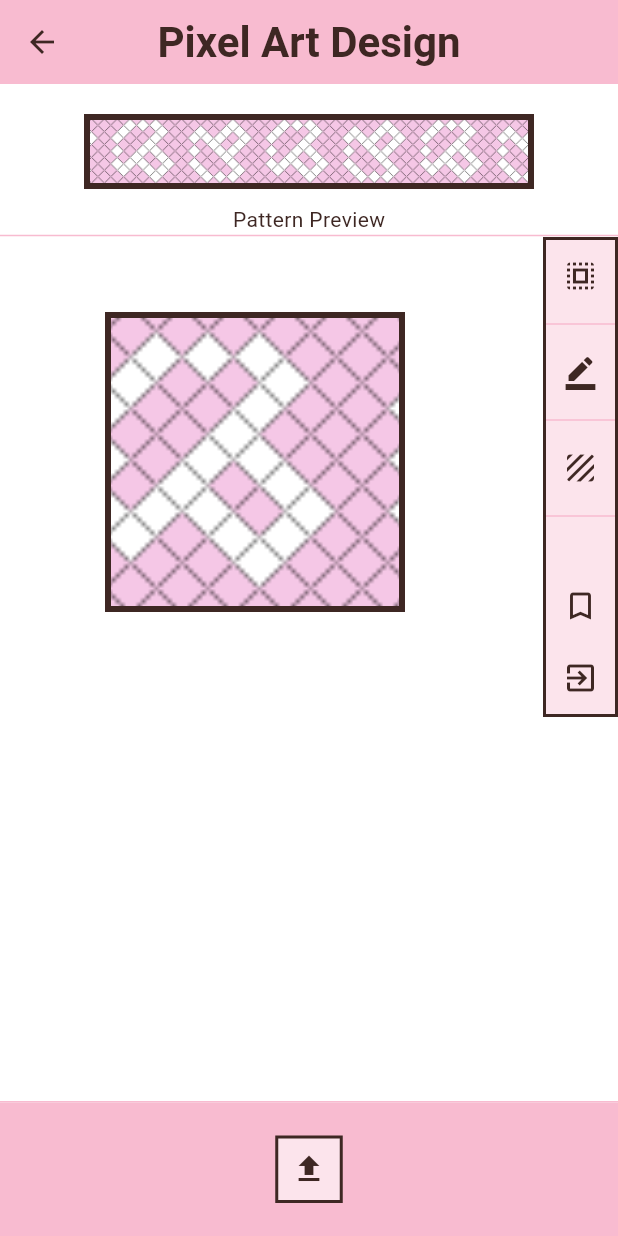
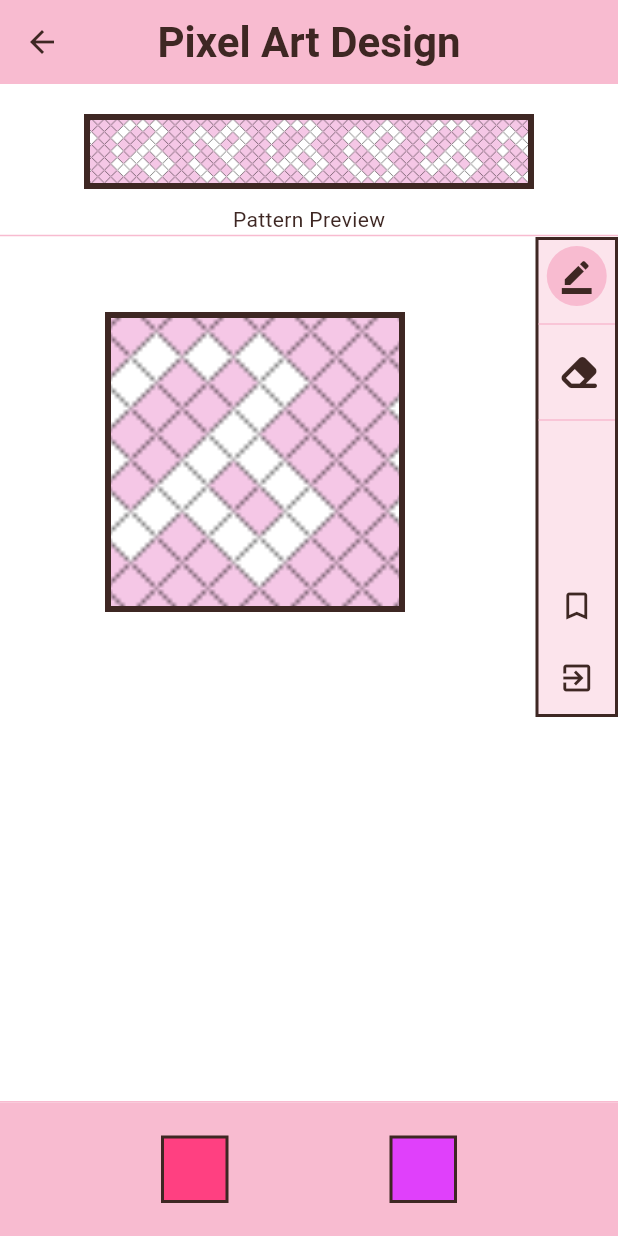
Before and after one commit to rmohl/Knot, a Flutter app: the PixelArtPage screen opened directly with empty values, on a phone screen of 412 x 824 dp. Run offline on Flutter 3.47's test engine with Material 3 defaults, Android fonts, the light colour scheme and no system bars; our stand-ins replace font_awesome_flutter.

Commit message:
Selectable tools in toolbar

```diff
--- a/lib/PixelArtPage.dart
+++ b/lib/PixelArtPage.dart
@@ -2,39 +2,54 @@ import 'package:flutter/material.dart';
 import 'package:provider/provider.dart';
 import 'Design.dart';
 import 'DesignListProvider.dart';
+import 'package:font_awesome_flutter/font_awesome_flutter.dart';
 
-class PixelArtPage extends StatelessWidget {
+class PixelArtPage extends StatefulWidget {
   final ThemeData theme;
 
   PixelArtPage({super.key, required this.theme});
 
   @override
+  _PixelArtPageState createState() => _PixelArtPageState();
+}
+
+class _PixelArtPageState extends State<PixelArtPage> {
+  int _selectedTool = 0;
+
+  @override
+  void initState() {
+    super.initState();
+    _selectedTool = 0;
+  }
+
   Widget build(BuildContext context) {
     final designListProvider = Provider.of<DesignListProvider>(context);
     return Scaffold(
+      /// App Bar
       appBar: AppBar(
-        backgroundColor: theme.primaryColor,
-        iconTheme: IconThemeData(color: theme.primaryColorDark),
+        backgroundColor: widget.theme.primaryColor,
+        iconTheme: IconThemeData(color: widget.theme.primaryColorDark),
         centerTitle: true,
-        title: Text('Pixel Art Design', style: theme.textTheme.displaySmall),
+        title: Text('Pixel Art Design', style: widget.theme.textTheme.displaySmall),
       ),
       body: Column(
         children: [
           Padding(
             padding: const EdgeInsets.only(top: 20.0, bottom: 10.0), // Adjust the top padding as needed
             child: Center(
+              /// Pattern Preview
               child: Container(
                 width: 300, // Adjust width as needed
                 height: 50, // Adjust height as needed
                 decoration: BoxDecoration(
-                  color: theme.primaryColorLight,
+                  color: widget.theme.primaryColorLight,
                   image: const DecorationImage(
                     image: AssetImage("assets/bracelet.png"), //NetworkImage('https://flutter.github.io/assets-for-api-docs/assets/widgets/owl-2.jpg'),
                     fit: BoxFit.cover,
                   ),
                   border: Border.all(
                     width: 4,
-                    color: theme.primaryColorDark
+                    color: widget.theme.primaryColorDark
                   ),
                 ),
               ),
@@ -43,71 +58,100 @@ class PixelArtPage extends StatelessWidget {
           Center(
             child: Text(
               'Pattern Preview', // Your text goes here
-              style: theme.textTheme.bodyMedium, // Adjust font size as needed
+              style: widget.theme.textTheme.bodyMedium, // Adjust font size as needed
             ),
           ),
-          Divider(color: theme.primaryColor, height: 2, endIndent: 0),
+          Divider(color: widget.theme.primaryColor, height: 2, endIndent: 0),
           Row(
             children: [
               Padding(
                 padding: const EdgeInsets.only(left: 70.0, bottom: 20.0), // Adjust the top padding as needed
                 child: Center(
+                  /// Pixel Space
                   child: Container(
                     width: 200, // Adjust width as needed
                     height: 200, // Adjust height as needed
                     decoration: BoxDecoration(
-                      color: theme.primaryColorLight,
+                      color: widget.theme.primaryColorLight,
                       image: const DecorationImage(
                         image: AssetImage("assets/bracelet.png"), //NetworkImage('https://flutter.github.io/assets-for-api-docs/assets/widgets/owl-2.jpg'),
                         fit: BoxFit.cover,
                       ),
                       border: Border.all(
                         width: 4,
-                        color: theme.primaryColorDark
+                        color: widget.theme.primaryColorDark
                       ),
                     ),
                   ),
                 ),
               ),
               Spacer(),
+              /// Toolbar
               Center(
                 child: Container(
-                  width: 50, // Adjust width as needed
+                  width: 55, // Adjust width as needed
                   height: 320, // Adjust height as needed
                   decoration: BoxDecoration(
-                    color: theme.primaryColorLight,
+                    color: widget.theme.primaryColorLight,
                     border: Border.all(
-                      color: theme.primaryColorDark,
+                      color: widget.theme.primaryColorDark,
                       width: 2,
                     ),
                   ),
                   child: Column(
                     mainAxisAlignment: MainAxisAlignment.start,
                     children: [
-                      IconButton(
-                        icon: Icon(Icons.select_all, color: theme.primaryColorDark),
-                        tooltip: 'Select',
-                        onPressed: () {
-                        },
+                      Padding(
+                        padding: EdgeInsets.all(4.0), // Adjust the padding as needed
+                        child: Container(
+                          width: 40,
+                          height: 40,
+                          decoration: BoxDecoration(
+                            shape: BoxShape.circle,
+                            color: _selectedTool == 0 ? widget.theme.primaryColor : Colors.transparent,
+                          ),
+                          child: Center(
+                            child: IconButton(
+                              icon: Icon(Icons.border_color, color: widget.theme.primaryColorDark),
+                              tooltip: 'Colour Pen',
+                              onPressed: () {
+                                setState(() {
+                                  _selectedTool = 0;
+                                });
+                                // Add your onPressed logic here
+                              },
+                            ),
+                          ),
+                        ),
                       ),
-                      Divider(color: theme.primaryColor),
-                      IconButton(
-                        icon: Icon(Icons.border_color, color: theme.primaryColorDark),
-                        tooltip: 'Colour Pen',
-                        onPressed: () {
-                        },
+                      Divider(color: widget.theme.primaryColor),
+                      Padding(
+                        padding: EdgeInsets.all(4.0), // Adjust the padding as needed
+                        child: Container(
+                          width: 40,
+                          height: 40,
+                          decoration: BoxDecoration(
+                            shape: BoxShape.circle,
+                            color: _selectedTool == 1 ? widget.theme.primaryColor : Colors.transparent,
+                          ),
+                          child: Center(
+                            child: IconButton(
+                              icon: Icon(FontAwesomeIcons.eraser, color: widget.theme.primaryColorDark),
+                              tooltip: 'Eraser',
+                              onPressed: () {
+                                setState(() {
+                                  _selectedTool = 1;
+                                });
+                                // Add your onPressed logic here
+                              },
+                            ),
+                          ),
+                        ),
                       ),
-                      Divider(color: theme.primaryColor),
-                      IconButton(
-                        icon: Icon(Icons.texture, color: theme.primaryColorDark),
-                        tooltip: 'Eraser',
-                        onPressed: () {
-                        },
-                      ),
-                      Divider(color: theme.primaryColor),
+                      Divider(color: widget.theme.primaryColor),
                       Spacer(),
                       IconButton(
-                        icon: Icon(Icons.bookmark_border, color: theme.primaryColorDark),
+                        icon: Icon(Icons.bookmark_border, color: widget.theme.primaryColorDark),
                         tooltip: 'Save',
                         onPressed: () {
                           // Create a new Design object
@@ -130,7 +174,7 @@ class PixelArtPage extends StatelessWidget {
                         },
                       ),
                       IconButton(
-                        icon: Icon(Icons.exit_to_app, color: theme.primaryColorDark),
+                        icon: Icon(Icons.exit_to_app, color: widget.theme.primaryColorDark),
                         tooltip: 'Exit',
                         onPressed: () {
                           Navigator.of(context).popUntil((route) => route.isFirst);
@@ -143,9 +187,9 @@ class PixelArtPage extends StatelessWidget {
             ],
           ),
           Spacer(),
-          Divider(color: theme.primaryColor, height: 1),
+          Divider(color: widget.theme.primaryColor, height: 1),
           Container(
-            color: theme.primaryColor,
+            color: widget.theme.primaryColor,
             child: Padding(
               padding: const EdgeInsets.only(top: 22, bottom: 22), // Adjust the top padding as needed
                 child: Row(
@@ -156,17 +200,23 @@ class PixelArtPage extends StatelessWidget {
                       height: 45,
                       alignment: Alignment.center,
                       decoration: BoxDecoration(
-                        color: theme.primaryColorLight,
+                        color: Colors.pinkAccent,
                         border: Border.all(
                           width: 2,
-                          color: theme.primaryColorDark
+                          color: widget.theme.primaryColorDark
                         ),
                       ),
-                      child: IconButton(
-                        icon: Icon(Icons.upload, color: theme.primaryColorDark),
-                        tooltip: 'upload',
-                        onPressed: () {
-                        },
+                    ),
+                    Container(
+                      width: 45,
+                      height: 45,
+                      alignment: Alignment.center,
+                      decoration: BoxDecoration(
+                        color: Colors.purpleAccent,
+                        border: Border.all(
+                            width: 2,
+                            color: widget.theme.primaryColorDark
+                        ),
                       ),
                     ),
                   ],
--- a/pubspec.yaml
+++ b/pubspec.yaml
@@ -37,6 +37,7 @@ dependencies:
   cupertino_icons: ^1.0.2
 
   provider: ^5.0.0
+  font_awesome_flutter: ^10.7.0
 
 dev_dependencies:
   flutter_test:
```
Also changed, not shown: lib/PixelArtEditPage.dart (+85 -45 lines), pubspec.lock.
